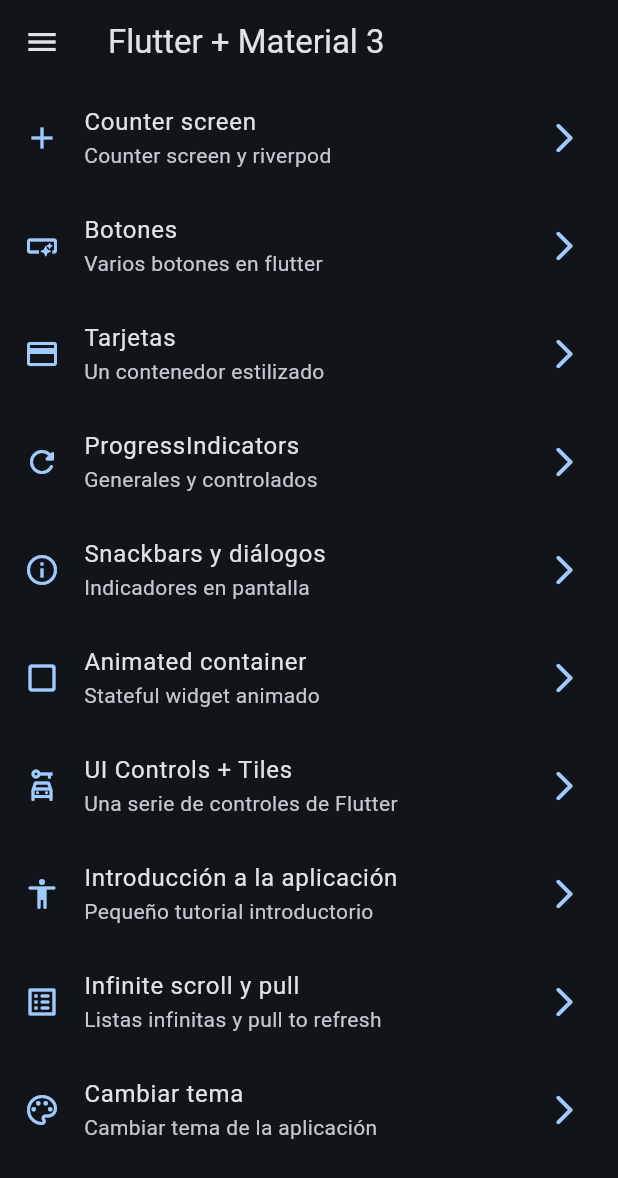
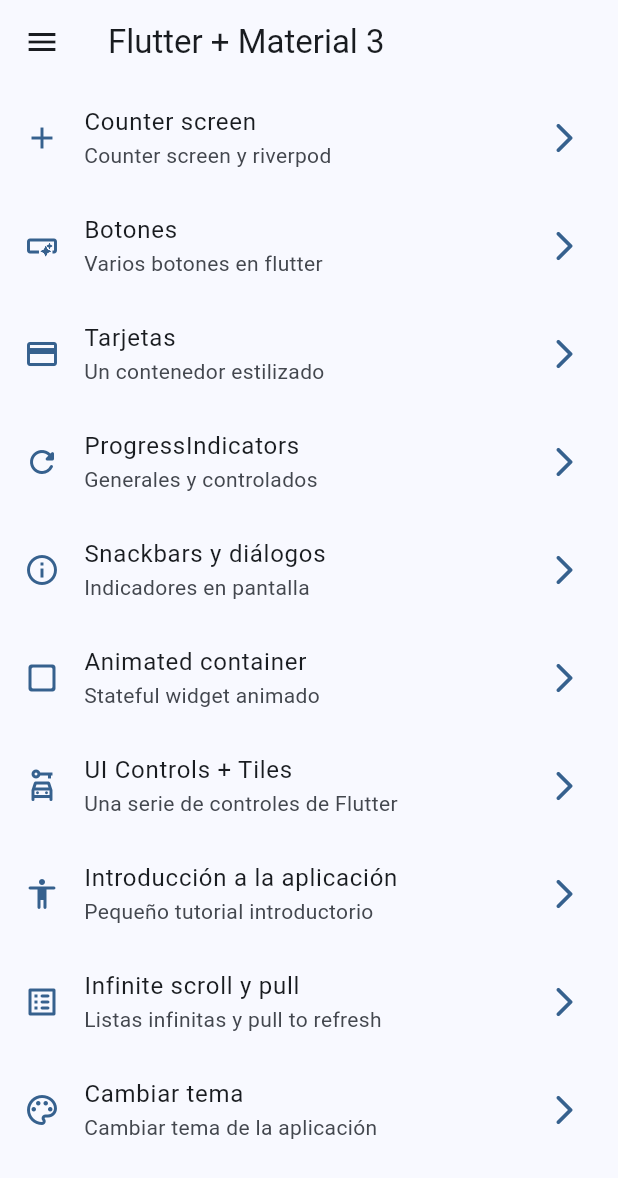
Before and after one commit to Brunox117/widgets_app, a Flutter app: the screen it shows after launch, on a phone screen of 412 x 824 dp. Shown: the top 1178 px of the screen. Run offline on Flutter 3.47's test engine with Material 2 defaults, Android fonts, the phone set to English and light mode, and no system bars; our stand-ins replace animate_do, flutter_riverpod, go_router; missing offline and left inert: colornames.

Commit message:
app notifier

```diff
--- a/lib/config/theme/app_theme.dart
+++ b/lib/config/theme/app_theme.dart
@@ -17,15 +17,17 @@ class AppTheme {
 
   AppTheme({this.isDarkMode = false, this.selectedColor = 0})
       : assert(selectedColor >= 0, 'Selected color must be greater than zero'),
-        assert(selectedColor < colorList.length, 'Selected color must be less or equal than ${colorList.length - 1}');
+        assert(selectedColor < colorList.length,
+            'Selected color must be less or equal than ${colorList.length - 1}');
 
-  ThemeData getTheme() =>
-      ThemeData(
-        useMaterial3: true,
-        brightness: isDarkMode? Brightness.dark : Brightness.light,
-        colorSchemeSeed: colorList[selectedColor],
-        appBarTheme: const AppBarTheme(
-          centerTitle: false
-        )
-        );
+  ThemeData getTheme() => ThemeData(
+      useMaterial3: true,
+      brightness: isDarkMode ? Brightness.dark : Brightness.light,
+      colorSchemeSeed: colorList[selectedColor],
+      appBarTheme: const AppBarTheme(centerTitle: false));
+
+  AppTheme copyWith({int? selectedColor, bool? isDarkMode}) => AppTheme(
+      selectedColor: selectedColor ?? this.selectedColor,
+      isDarkMode: isDarkMode ?? this.isDarkMode
+    );
 }
--- a/lib/main.dart
+++ b/lib/main.dart
@@ -13,14 +13,15 @@ class MainApp extends ConsumerWidget {
 
   @override
   Widget build(BuildContext context, ref) {
-    final isDarkMode = ref.watch(isDarkModeProvider);
-    final int selectedColor = ref.watch(selectedIndexColorProvider);
+    // final isDarkMode = ref.watch(isDarkModeProvider);
+    // final int selectedColor = ref.watch(selectedIndexColorProvider);
+    final AppTheme appTheme = ref.watch(themeNotifierProvider);
 
     return MaterialApp.router(
       title: 'Flutter Widgets',
       routerConfig: appRouter,
       debugShowCheckedModeBanner: false,
-      theme: AppTheme(selectedColor: selectedColor, isDarkMode: isDarkMode).getTheme(),
+      theme: appTheme.getTheme(),
     );
   }
 }
--- a/lib/presentation/screens/counter/counter_screen.dart
+++ b/lib/presentation/screens/counter/counter_screen.dart
@@ -13,7 +13,7 @@ class CounterScreen extends ConsumerWidget {
   Widget build(BuildContext context, WidgetRef ref) {
 
     final int clickCounter = ref.watch(counterProvider);
-    final bool isDarkMode = ref.watch(isDarkModeProvider);
+    final bool isDarkMode = ref.watch(themeNotifierProvider).isDarkMode;
     return Scaffold(
       appBar: AppBar(
         title: const Text('Counter screen'),
@@ -21,7 +21,7 @@ class CounterScreen extends ConsumerWidget {
           IconButton(
             icon: Icon(isDarkMode ? Icons.light_mode_outlined : Icons.dark_mode_outlined),
             onPressed: () {
-              ref.read(isDarkModeProvider.notifier).state = !isDarkMode;
+              ref.read(themeNotifierProvider.notifier).toggleDarkMode();
             },
             ),
         ],
```
Also changed, not shown: lib/presentation/providers/theme_provider.dart (+23 -0 lines), lib/presentation/screens/ui_controls/theme_changer/theme_changer_screen.dart (+5 -4 lines).
